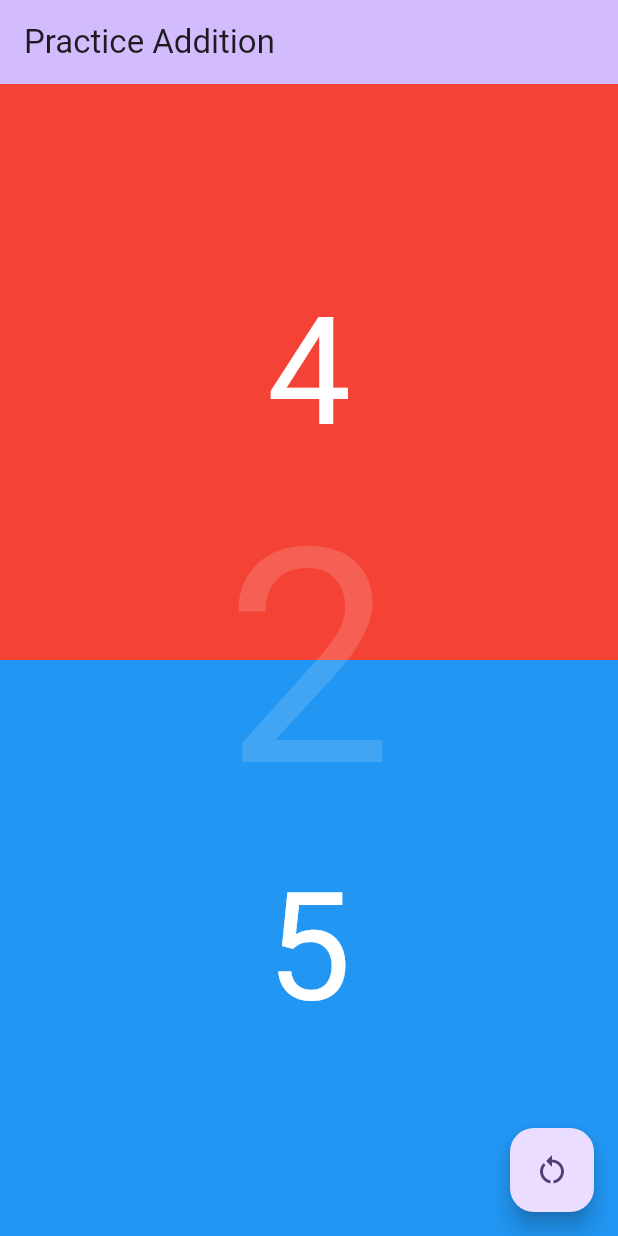
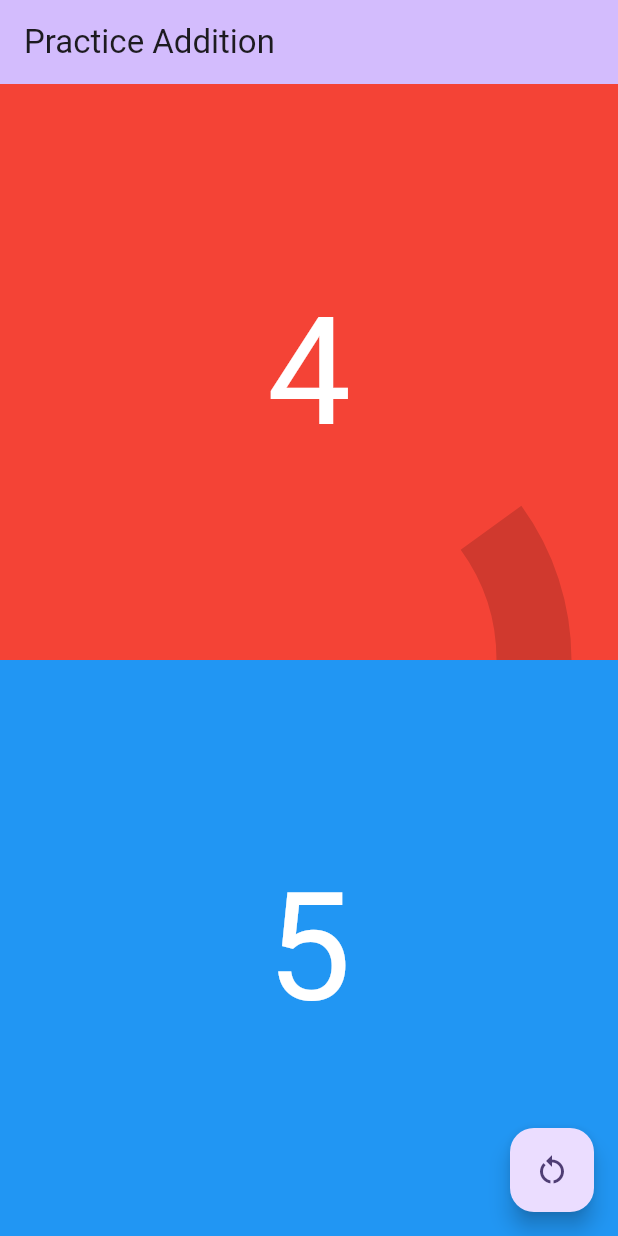
Before and after one commit to KulikovDO/OneTutor.Arithmetic, a Flutter app: the screen it shows after launch, after a tap on the "restart alt" icon, on a phone screen of 412 x 824 dp. Run offline on Flutter 3.47's test engine with Material 3 defaults, Android fonts, the light colour scheme and no system bars; our stand-ins replace flutter_tts.

Commit message:
progress indicator

```diff
--- a/lib/main.dart
+++ b/lib/main.dart
@@ -1,6 +1,7 @@
 import 'package:flutter/material.dart';
 import 'dart:math';
 import 'package:flutter_tts/flutter_tts.dart';
+import 'package:first_app/progress_indicator.dart' as pi;
 
 var rng = Random();
 FlutterTts flutterTts = FlutterTts();
@@ -41,11 +42,28 @@ class _MyHomePageState extends State<MyHomePage> {
   int _firstNumber = 0;
   int _secondNumber = 0;
   int _attempt = 0;
+  double _progress = 0;
 
   @override
   void initState(){
 
     super.initState();
+    _incrementCounter();
+
+  }
+
+  void _displayProgress(){
+
+    setState(() {
+      _progress = _attempt / 10;
+    });
+
+  }
+
+
+  void _handleFloatingActionButtonPress(){
+
+    _displayProgress();
     _incrementCounter();
 
   }
@@ -123,16 +141,17 @@ class _MyHomePageState extends State<MyHomePage> {
           Opacity(
             opacity: 0.15,
             child: Center(
-              child: Text(
-                "$_attempt",
-                style: const TextStyle(color: Colors.white, fontSize: 200),
-              ),
+              // child: Text(
+              //   "$_attempt",
+              //   style: const TextStyle(color: Colors.white, fontSize: 200),
+              // ),
+              child: pi.ProgressIndicator(progress: _progress)
             ),
           ),
         ]
       ),
       floatingActionButton: FloatingActionButton(
-        onPressed: _incrementCounter,
+        onPressed: _handleFloatingActionButtonPress,
         tooltip: 'Restart',
         child: const Icon(Icons.restart_alt),
       ),
--- /dev/null
+++ b/lib/progress_indicator.dart
@@ -0,0 +1,100 @@
+import 'package:flutter/material.dart';
+import 'dart:math' as math;
+
+class ProgressIndicator extends StatefulWidget {
+
+  const ProgressIndicator({super.key, required this.progress});
+
+  final double progress;
+
+  @override
+  State<ProgressIndicator> createState() => _ProgressIndicatorState();
+
+}
+
+class _ProgressIndicatorState extends State<ProgressIndicator> with SingleTickerProviderStateMixin {
+
+  late Animation<double> animation;
+  late AnimationController controller;
+
+  @override
+  void initState() {
+    super.initState();
+
+    controller = AnimationController(
+      vsync: this,
+      duration: const Duration(milliseconds: 500),
+    );
+
+    Tween<double> progressTween = Tween(begin: 0.0, end: widget.progress);
+
+    animation = progressTween.animate(controller)
+      ..addListener(() {
+        setState(() {});
+      });
+
+    controller.forward();
+
+  }
+
+  @override
+  void dispose() {
+    controller.dispose();
+    super.dispose();
+  }
+
+
+  @override
+  void didUpdateWidget(ProgressIndicator oldWidget) {
+    super.didUpdateWidget(oldWidget);
+    if (widget.progress != oldWidget.progress) {
+
+      Tween<double> progressTween = Tween(begin: oldWidget.progress, end: widget.progress);
+
+      animation = progressTween.animate(controller)
+        ..addListener(() {
+          setState(() {});
+        });
+
+      controller.reset();
+      controller.forward();
+    }
+  }
+
+
+  @override
+  Widget build(BuildContext context) {
+    return Center(
+      child: CustomPaint(
+        size: const Size(300, 300),
+        painter: ProgressIndicatorPainter(animation.value),
+      ),
+    );
+  }
+
+}
+
+class ProgressIndicatorPainter extends CustomPainter {
+
+  final double progress;
+  ProgressIndicatorPainter(this.progress);
+
+  @override
+  void paint(Canvas canvas, Size size) {
+
+    final rect = Rect.fromLTRB(0, 0, size.width, size.height);
+    const startAngle = 0.0;
+    final sweepAngle = - math.pi * progress * 2;
+    const useCenter = false;
+    final paint = Paint()
+      ..color = Colors.black
+      ..style = PaintingStyle.stroke
+      ..strokeWidth = 50;
+    canvas.drawArc(rect, startAngle, sweepAngle, useCenter, paint);
+  }
+
+   @override
+  bool shouldRepaint(CustomPainter oldDelegate) {
+    return true;
+  }
+}
```
